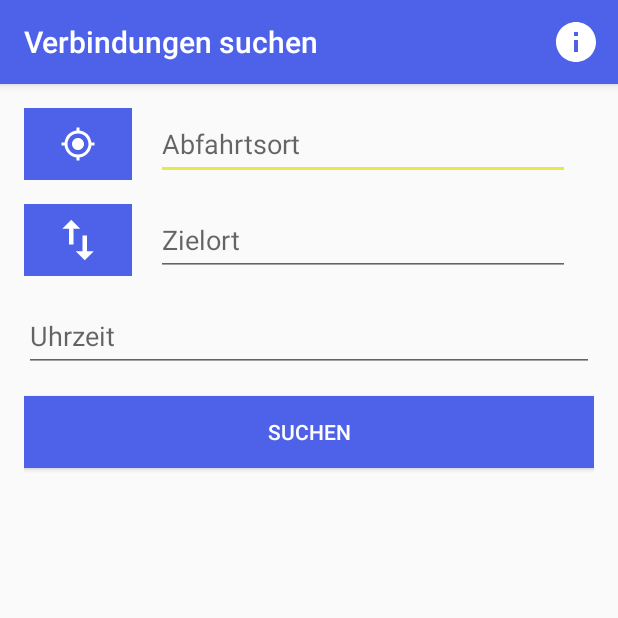
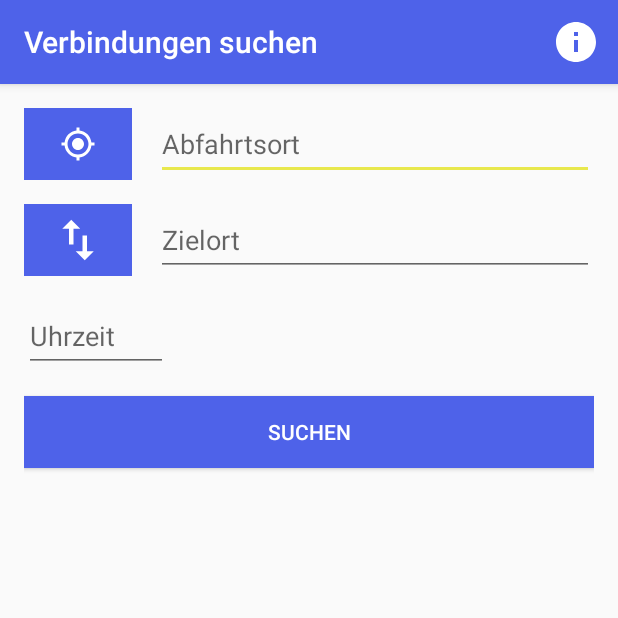
Before and after one commit to mvzdev/tripsterApp, an Android app: the screen it shows after launch (MainActivity), on a phone screen of 412 x 824 dp, the top half of it. Run offline under Robolectric (Android 15) with nearby library versions, the light colour scheme and no system bars; our stand-ins replace ButterKnife.

Commit message:
removed unneeded linear layout

```diff
--- a/app/src/main/java/com/mobileapp/tripster/MainActivity.java
+++ b/app/src/main/java/com/mobileapp/tripster/MainActivity.java
@@ -98,11 +98,6 @@ public class MainActivity extends AppCompatActivity {
     }
 
     @Override
-    protected void onStart() {
-        super.onStart();
-    }
-
-    @Override
     protected void onResume() {
         super.onResume();
     }
@@ -145,19 +140,7 @@ public class MainActivity extends AppCompatActivity {
     }
 
     private void requestLocationPermission() {
-        if (ActivityCompat.shouldShowRequestPermissionRationale(this, Manifest.permission.ACCESS_COARSE_LOCATION)
-                && ActivityCompat.shouldShowRequestPermissionRationale(this, Manifest.permission.ACCESS_FINE_LOCATION)) {
-
-            new AlertDialog.Builder(this)
-                    .setTitle(R.string.grant_permission_location_title)
-                    .setMessage(R.string.grant_permission_location)
-                    .setPositiveButton(R.string.button_okay, (dialog, which) -> ActivityCompat.requestPermissions(MainActivity.this, new String[]{Manifest.permission.ACCESS_FINE_LOCATION, Manifest.permission.ACCESS_COARSE_LOCATION}, 1))
-                    .setNegativeButton(R.string.button_cancel, (dialog, which) -> dialog.dismiss())
-                    .create().show();
-
-        } else {
-            ActivityCompat.requestPermissions(this, new String[]{Manifest.permission.ACCESS_FINE_LOCATION, Manifest.permission.ACCESS_COARSE_LOCATION}, 1);
-        }
+        ActivityCompat.requestPermissions(this, new String[]{Manifest.permission.ACCESS_FINE_LOCATION, Manifest.permission.ACCESS_COARSE_LOCATION}, 1);
     }
 
     @Override
--- /dev/null
+++ b/app/src/main/res/drawable/ic_clear_red_24dp.xml
@@ -0,0 +1,5 @@
+<vector android:autoMirrored="true" android:height="24dp"
+    android:tint="#FF1D2C" android:viewportHeight="24.0"
+    android:viewportWidth="24.0" android:width="24dp" xmlns:android="http://schemas.android.com/apk/res/android">
+    <path android:fillColor="#FF000000" android:pathData="M19,6.41L17.59,5 12,10.59 6.41,5 5,6.41 10.59,12 5,17.59 6.41,19 12,13.41 17.59,19 19,17.59 13.41,12z"/>
+</vector>
--- a/app/src/main/res/layout/activity_main.xml
+++ b/app/src/main/res/layout/activity_main.xml
@@ -8,105 +8,77 @@
     android:theme="@style/AppTheme"
     tools:context=".MainActivity">
 
-    <LinearLayout
-        android:id="@+id/departure_block"
-        android:layout_width="match_parent"
-        android:layout_height="wrap_content"
-        android:orientation="horizontal"
-        android:layout_marginEnd="@dimen/activity_vertical_margin"
-        >
-
     <ImageButton
         android:id="@+id/current_location"
+        android:layout_width="@dimen/button_defined_width"
         android:layout_height="@dimen/button_defined_height"
-            android:layout_width="@dimen/button_defined_width"
         android:layout_marginEnd="@dimen/activity_horizontal_margin"
-            android:src="@drawable/ic_my_location_white_24dp"
-            android:textColor="@color/colorWhite"
+        android:layout_marginBottom="@dimen/activity_vertical_margin"
         android:background="@color/colorPrimary"
         android:contentDescription="@string/button_current_location"
-            />
+        android:src="@drawable/ic_my_location_white_24dp"
+        android:textColor="@color/colorWhite" />
 
     <EditText
         android:id="@+id/text_departure"
         android:layout_width="match_parent"
         android:layout_height="@dimen/input_height"
         android:layout_marginBottom="@dimen/activity_vertical_margin"
+        android:layout_toEndOf="@id/current_location"
+        android:autofillHints="@string/edit_text_departure"
         android:hint="@string/edit_text_departure"
         android:inputType="text"
-            android:maxLines="1"
-            android:autofillHints="@string/edit_text_departure" />
-
-
-    </LinearLayout>
-
-    <LinearLayout
-        android:id="@+id/destination_block"
-        android:layout_width="match_parent"
-        android:layout_height="wrap_content"
-        android:layout_below="@id/departure_block"
-        android:orientation="horizontal"
-        android:layout_marginEnd="@dimen/activity_vertical_margin"
-        >
+        android:maxLines="1"/>
 
     <ImageButton
         android:id="@+id/switch_selection"
+        android:layout_width="@dimen/button_defined_width"
         android:layout_height="@dimen/button_defined_height"
-            android:layout_width="@dimen/button_defined_width"
+        android:layout_below="@id/current_location"
         android:layout_marginEnd="@dimen/activity_horizontal_margin"
+        android:background="@color/colorPrimary"
+        android:contentDescription="@string/button_switch_selection"
         android:src="@drawable/ic_import_export_white_36dp"
-            android:textColor="@color/colorWhite"
-            android:background="@color/colorPrimary"
-            android:contentDescription="@string/button_switch_selection" />
+        android:textColor="@color/colorWhite" />
 
     <EditText
         android:id="@+id/text_destination"
         android:layout_width="match_parent"
         android:layout_height="@dimen/input_height"
         android:layout_marginBottom="@dimen/activity_vertical_margin"
+        android:layout_below="@id/text_departure"
+        android:layout_toEndOf="@id/switch_selection"
+        android:autofillHints="@string/edit_text_destination"
         android:hint="@string/edit_text_destination"
         android:inputType="text"
-            android:maxLines="1"
-            android:autofillHints="@string/edit_text_destination"/>
-
-    </LinearLayout>
-
-    <LinearLayout
-        android:id="@+id/input_actions"
-        android:layout_width="match_parent"
-        android:layout_height="wrap_content"
-        android:orientation="horizontal"
-        android:layout_below="@id/destination_block"
-        android:layout_marginBottom="@dimen/activity_vertical_margin"
-        >
+        android:maxLines="1" />
 
     <EditText
         android:id="@+id/time_input"
-            android:layout_width="match_parent"
+        android:layout_width="@dimen/input_width_time"
         android:layout_height="@dimen/input_height"
+        android:layout_below="@id/text_destination"
+        android:layout_marginBottom="@dimen/activity_vertical_margin"
+        android:autofillHints="@string/edit_text_time"
         android:hint="@string/edit_text_time"
         android:inputType="text"
-            android:maxLines="1"
-            android:autofillHints="@string/edit_text_time"/>
-
-    </LinearLayout>
+        android:maxLines="1" />
 
     <Button
         android:id="@+id/submit_search"
         android:layout_width="match_parent"
         android:layout_height="@dimen/button_defined_height"
-        android:layout_below="@id/input_actions"
+        android:layout_below="@id/time_input"
         android:background="@color/colorPrimary"
         android:text="@string/action_search"
-        android:textColor="@color/colorWhite"
-        />
+        android:textColor="@color/colorWhite" />
 
     <ProgressBar
         android:id="@+id/indeterminateBar"
         style="?android:attr/progressBarStyleHorizontal"
-        android:layout_below="@id/submit_search"
         android:layout_width="match_parent"
         android:layout_height="wrap_content"
+        android:layout_below="@id/submit_search"
         android:indeterminate="true" />
 
     <ListView
@@ -114,7 +86,6 @@
         android:layout_width="match_parent"
         android:layout_height="wrap_content"
         android:layout_below="@id/indeterminateBar"
-        android:layout_marginTop="@dimen/activity_vertical_margin"
-        />
+        android:layout_marginTop="@dimen/activity_vertical_margin" />
 
 </RelativeLayout>
--- a/app/src/main/res/values/dimens.xml
+++ b/app/src/main/res/values/dimens.xml
@@ -8,6 +8,7 @@
 
     <!-- Inputs -->
     <dimen name="input_height">48dp</dimen>
+    <dimen name="input_width_time">96dp</dimen>
 
     <!-- Buttons -->
     <dimen name="button_defined_height">48dp</dimen>
```
Lines whose indentation alone changed are shown as unchanged.
